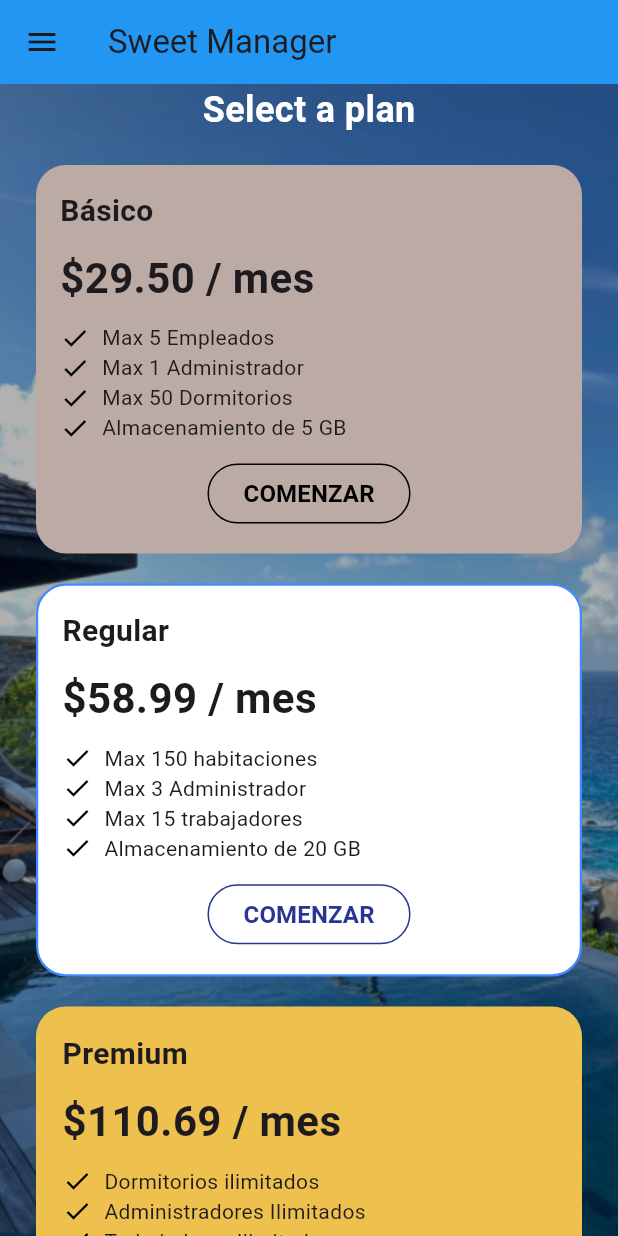
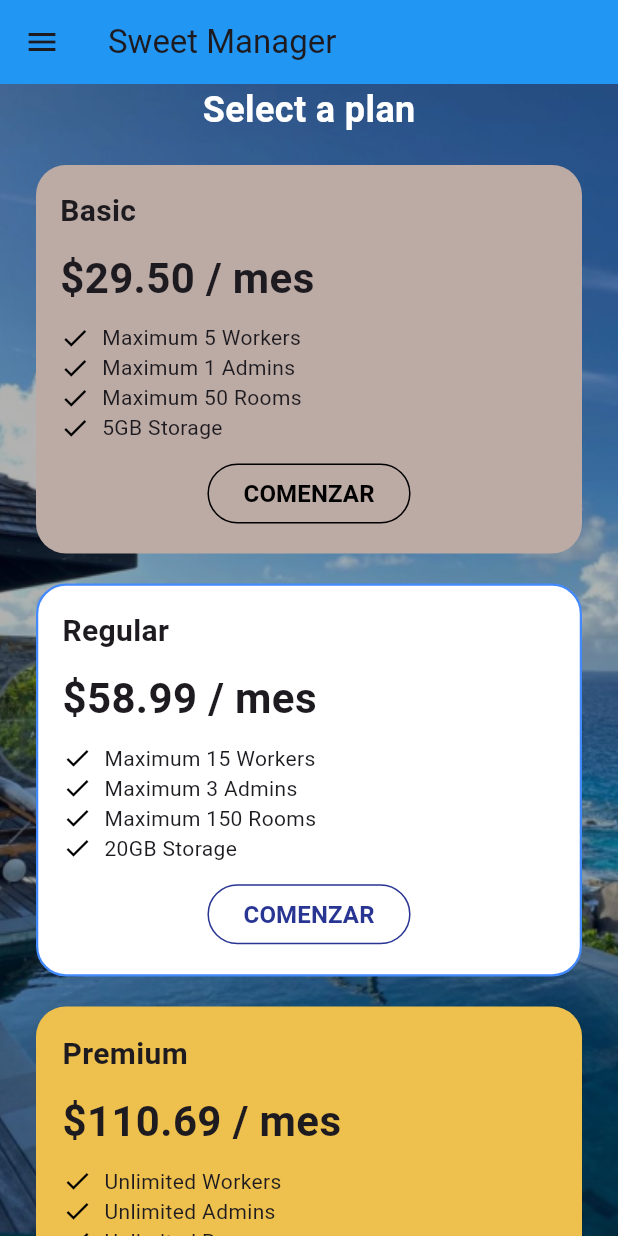
Before and after one commit to Sweet-Solutions/sweet-manager-mobile-app, a Flutter app: the SubscriptionPlansView screen opened by its route, on a phone screen of 412 x 824 dp. Run offline on Flutter 3.47's test engine with Material 3 defaults, Android fonts, the phone set to English and light mode, and no system bars; our stand-ins replace flutter_secure_storage, image_picker, jwt_decoder; accounts and stored records are empty.

Commit message:
chore(commerce): refactor consumer service in subscription plan.

```diff
--- a/lib/Commerce/views/subscription_plans.dart
+++ b/lib/Commerce/views/subscription_plans.dart
@@ -1,6 +1,4 @@
 import 'package:flutter/material.dart';
-import 'package:flutter_secure_storage/flutter_secure_storage.dart';
-import 'package:jwt_decoder/jwt_decoder.dart';
 import 'package:sweetmanager/Commerce/views/checkout_subscription.dart';
 import 'package:sweetmanager/Commerce/widgets/plan_card.dart';
 import 'package:sweetmanager/Shared/widgets/base_layout.dart';
@@ -8,20 +6,7 @@ import 'package:sweetmanager/Shared/widgets/base_layout.dart';
 class SubscriptionPlansView extends StatelessWidget{
 
 
-  final storage = const FlutterSecureStorage();
-
-  Future<String?> _getRole() async
-  {
-    // Retrieve token from local storage
-
-    String? token = await storage.read(key: 'token');
-
-    Map<String,dynamic> decodedToken = JwtDecoder.decode(token!);
-
-      // Get Role in Claims token
-
-    return decodedToken['http://schemas.microsoft.com/ws/2008/06/identity/claims/role']?.toString();
-  }
+  const SubscriptionPlansView({super.key});
 
   @override
   Widget build(BuildContext context) {
@@ -66,13 +51,13 @@ class SubscriptionPlansView extends StatelessWidget{
                     // Basic Plan Card
                     PlanCard(
                       color: Colors.brown[200]!,
-                      planName: 'Básico',
+                      planName: 'Basic',
                       price: '29.50',
                       features: const [
-                        'Max 5 Empleados',
-                        'Max 1 Administrador',
-                        'Max 50 Dormitorios',
-                        'Almacenamiento de 5 GB',
+                        'Maximum 5 Workers',
+                        'Maximum 1 Admins',
+                        'Maximum 50 Rooms',
+                        '5GB Storage',
                       ],
                       buttonColor: Colors.black,
                       behavior: () {
@@ -89,10 +74,10 @@ class SubscriptionPlansView extends StatelessWidget{
                       planName: 'Regular',
                       price: '58.99',
                       features: const [
-                        'Max 150 habitaciones',
-                        'Max 3 Administrador',
-                        'Max 15 trabajadores',
-                        'Almacenamiento de 20 GB',
+                        'Maximum 15 Workers',
+                        'Maximum 3 Admins',
+                        'Maximum 150 Rooms',
+                        '20GB Storage',
                       ],
                       buttonColor: Colors.indigo[800]!,
                       behavior: () {
@@ -108,10 +93,10 @@ class SubscriptionPlansView extends StatelessWidget{
                       planName: 'Premium',
                       price: '110.69',
                       features: const [
-                        'Dormitorios ilimitados',
-                        'Administradores Ilimitados',
-                        'Trabajadores Ilimitados',
-                        'Almacenamiento de 500 GB',
+                        'Unlimited Workers',
+                        'Unlimited Admins',
+                        'Unlimited Rooms',
+                        '500 GB Storage',
                       ],
                       buttonColor: const Color.fromARGB(255, 39, 89, 109),
                       behavior: () {
```
